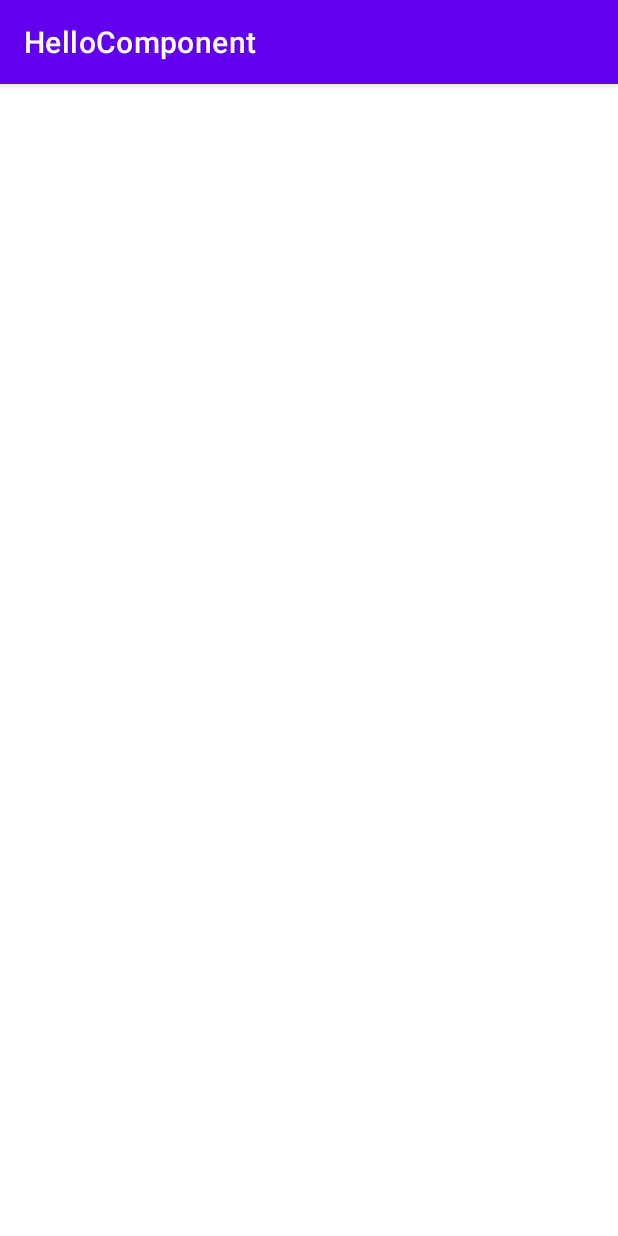
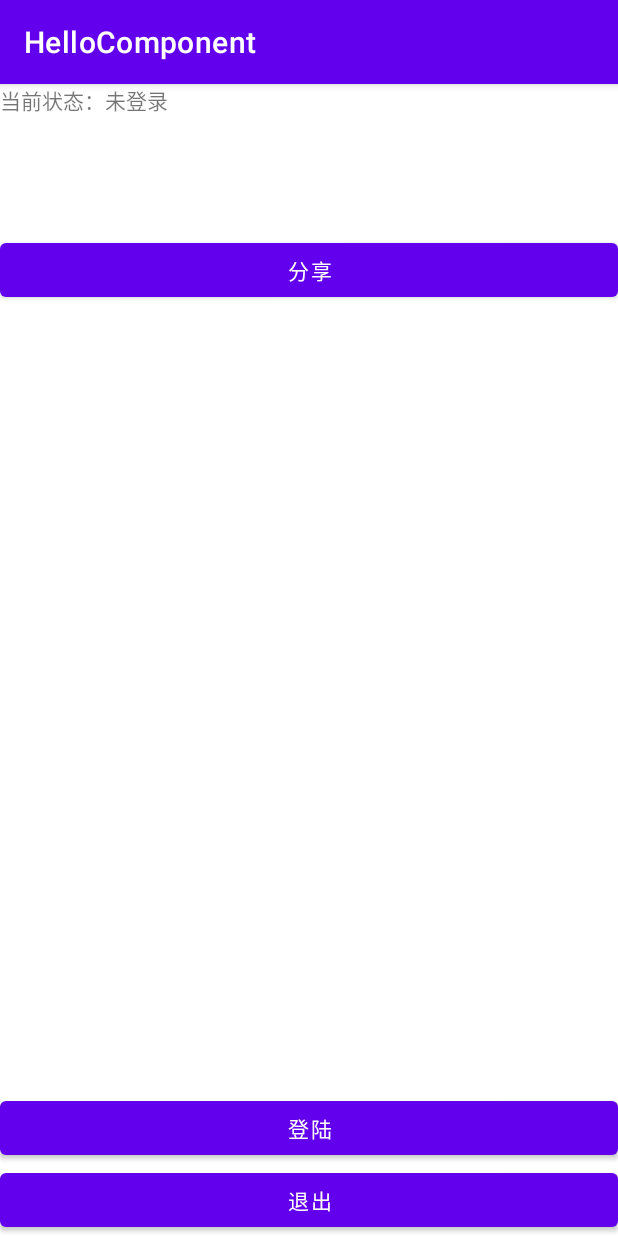
Before and after one commit to yongshengdev/HelloComponent, an Android app: the LoginActivity screen opened directly, with no data from a screen before it, on a phone screen of 412 x 824 dp. Run offline under Robolectric (Android 15) with nearby library versions, the phone set to English and light mode, and no system bars; our stand-ins replace data binding; libraries missing offline, so code that uses them is left out: com.alibaba.android.

```diff
--- a/app/src/main/AndroidManifest.xml
+++ b/app/src/main/AndroidManifest.xml
@@ -3,7 +3,7 @@
     package="com.sign.hellocomponent">
 
     <application
-        android:name=".application.MainApplication"
+        android:name=".app.MainApplication"
         android:allowBackup="false"
         android:icon="@mipmap/ic_launcher"
         android:label="@string/app_name"
--- a/login/src/main/java/com/sign/login/LoginActivity.kt
+++ b/login/src/main/java/com/sign/login/LoginActivity.kt
@@ -2,10 +2,46 @@ package com.sign.login
 
 import androidx.appcompat.app.AppCompatActivity
 import android.os.Bundle
+import android.text.TextUtils
+import android.widget.Toast
+import com.alibaba.android.arouter.facade.annotation.Route
+import com.alibaba.android.arouter.launcher.ARouter
+import com.sign.login.databinding.ActivityLoginBinding
+import com.sign.login.manage.AccountManager
 
+@Route(path = "/account/login")
 class LoginActivity : AppCompatActivity() {
+
+    private lateinit var binding: ActivityLoginBinding
+
     override fun onCreate(savedInstanceState: Bundle?) {
         super.onCreate(savedInstanceState)
-        setContentView(R.layout.activity_login)
+        binding = ActivityLoginBinding.inflate(layoutInflater)
+        setContentView(binding.root)
+        binding.btnLogin.setOnClickListener {
+            AccountManager.accountId = "3721"
+            updateAccountStatus()
+        }
+        binding.btnExit.setOnClickListener {
+            AccountManager.accountId = null
+            updateAccountStatus()
+        }
+        binding.btnShare.setOnClickListener {
+            if (TextUtils.isEmpty(AccountManager.accountId)) {
+                Toast.makeText(this@LoginActivity, "请先登陆", Toast.LENGTH_LONG).show()
+            } else {
+                ARouter.getInstance().build("/share/share")
+                    .withString("shareTitle", "This is share Title.").navigation()
+            }
+        }
+        updateAccountStatus()
+    }
+
+    private fun updateAccountStatus() {
+        if (TextUtils.isEmpty(AccountManager.accountId)) {
+            binding.tvState.text = "当前状态：未登录"
+        } else {
+            binding.tvState.text = "当前状态：已登录 用户id：" + AccountManager.accountId
+        }
     }
 }
--- a/login/src/main/java/com/sign/login/manage/AccountManager.kt
+++ b/login/src/main/java/com/sign/login/manage/AccountManager.kt
@@ -9,6 +9,6 @@ class AccountManager {
 
     companion object {
         @JvmStatic
-        val accountId: String? = "3721"
+        var accountId: String? = null
     }
 }
--- a/login/src/main/res/layout/activity_login.xml
+++ b/login/src/main/res/layout/activity_login.xml
@@ -1,9 +1,42 @@
 <?xml version="1.0" encoding="utf-8"?>
-<androidx.constraintlayout.widget.ConstraintLayout xmlns:android="http://schemas.android.com/apk/res/android"
+<layout xmlns:android="http://schemas.android.com/apk/res/android"
     xmlns:app="http://schemas.android.com/apk/res-auto"
-    xmlns:tools="http://schemas.android.com/tools"
-    android:layout_width="match_parent"
-    android:layout_height="match_parent"
-    tools:context=".LoginActivity">
+    xmlns:tools="http://schemas.android.com/tools">
 
-</androidx.constraintlayout.widget.ConstraintLayout>
+    <data>
+
+    </data>
+
+    <androidx.constraintlayout.widget.ConstraintLayout
+        android:layout_width="match_parent"
+        android:layout_height="match_parent"
+        tools:context=".LoginActivity">
+
+        <TextView
+            android:id="@+id/tv_state"
+            android:layout_width="match_parent"
+            android:layout_height="100dp"
+            app:layout_constraintTop_toTopOf="parent" />
+
+        <Button
+            android:id="@+id/btn_share"
+            android:layout_width="match_parent"
+            android:layout_height="wrap_content"
+            android:text="分享"
+            app:layout_constraintTop_toBottomOf="@id/tv_state" />
+
+        <Button
+            android:id="@+id/btn_login"
+            android:layout_width="match_parent"
+            android:layout_height="wrap_content"
+            android:text="登陆"
+            app:layout_constraintBottom_toTopOf="@id/btn_exit" />
+
+        <Button
+            android:id="@+id/btn_exit"
+            android:layout_width="match_parent"
+            android:layout_height="wrap_content"
+            android:text="退出"
+            app:layout_constraintBottom_toBottomOf="parent" />
+    </androidx.constraintlayout.widget.ConstraintLayout>
+</layout>
```
Also changed, not shown: app/src/main/java/com/sign/hellocomponent/MainActivity.kt (+20 -1 lines), app/src/main/java/com/sign/hellocomponent/app/MainApplication.kt (renamed from app/src/main/java/com/sign/hellocomponent/application/MainApplication.kt, +14 -1 lines), app/src/main/res/layout/activity_main.xml (+13 -8 lines), common_impl.gradle (+8 -1 lines), share/src/main/java/com/sign/share/ShareActivity.kt (+16 -5 lines), share/src/main/res/layout/activity_share.xml (+11 -4 lines).
